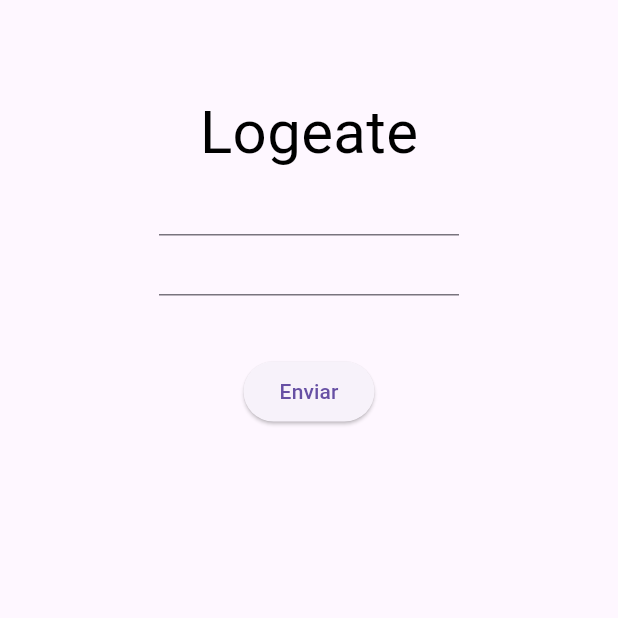
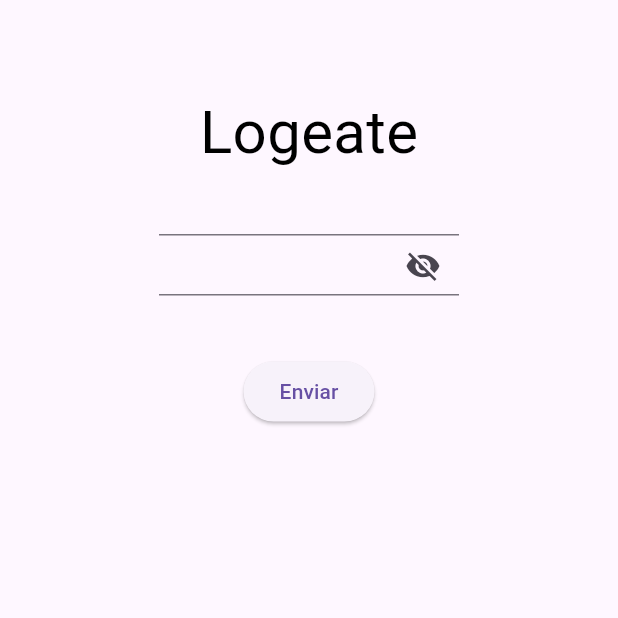
Before and after one commit to MauriazarMorat/ProgramasVcode, a Flutter app: the screen it shows after launch, on a phone screen of 412 x 824 dp, the top half of it. Run offline on Flutter 3.47's test engine with Material 3 defaults, Android fonts, the light colour scheme and no system bars.

Commit message:
Updated ow with butti

```diff
--- a/flutter_tp2/flutter_application2/lib/main.dart
+++ b/flutter_tp2/flutter_application2/lib/main.dart
@@ -14,7 +14,7 @@ class MainAppState extends State<MainApp> {                //Se define que esa v
 TextEditingController textoUsuario = TextEditingController();
 TextEditingController textoContra = TextEditingController();                                                    //Final fuciona como define
                                                     //Lo hice para que las cajitas tengan sus propias medidas y sean todas iguales
-                                                   //Las variables tienen el _ al principio porque son privadas? Tiene un sentido detras, me gusta que sean prolijas tambien
+bool textoobscuro=true;                                                   //Las variables tienen el _ al principio porque son privadas? Tiene un sentido detras, me gusta que sean prolijas tambien
 String usuarioPuesto ="NoInput";
 String contraPuesta ="NoInput";
 String resultado = "";
@@ -62,7 +62,18 @@ setState(() {
               child: TextField(controller: textoUsuario,)
               ),
               SizedBox(height: 40,width: 200,
-              child: TextField(controller: textoContra,obscureText: true,)
+              child: TextField(controller: textoContra,obscureText: textoobscuro,decoration: InputDecoration(
+              suffixIcon: IconButton(
+                icon: Icon(
+                  textoobscuro ? Icons.visibility_off : Icons.visibility
+                ), onPressed: (){
+                  setState((){
+                    textoobscuro = !textoobscuro;
+                  });
+                },
+              )
+              )
+              ),
               ),
               SizedBox(height: 40,),
               ElevatedButton(onPressed: enviar, child: Text("Enviar")),
```
